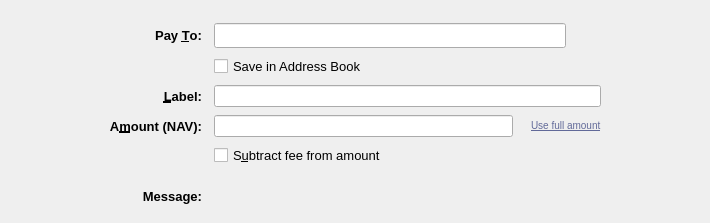
navcoin/navcoin-core, file src/qt/forms/sendcoinsentry.ui: the form before one commit.
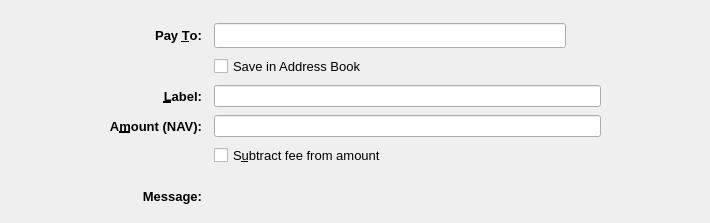
The form after the commit. Icons and pictures are not drawn. Custom widgets are drawn as their Qt base class.

Commit message: gui: relocation of use full amount button

Patch:
```diff
--- a/src/qt/forms/sendcoinsentry.ui
+++ b/src/qt/forms/sendcoinsentry.ui
@@ -186,7 +186,7 @@
      </widget>
     </item>
     <item row="6" column="2">
-     <layout class="QHBoxLayout" name="horizontalLayoutAmount" stretch="0,0">
+     <layout class="QHBoxLayout" name="horizontalLayoutAmount" stretch="0">
       <item>
        <widget class="NavCoinAmountField" name="payAmount">
         <property name="sizePolicy">
@@ -200,26 +200,6 @@
         </property>
        </widget>
       </item>
-      <item>
-       <widget class="QPushButton" name="fullAmountBtn">
-        <property name="font">
-         <font>
-          <pointsize>-1</pointsize>
-          <italic>false</italic>
-          <underline>true</underline>
-         </font>
-        </property>
-        <property name="cursor">
-         <cursorShape>PointingHandCursor</cursorShape>
-        </property>
-        <property name="styleSheet">
-         <string notr="true">border:0;background-color:none;text-align:left;margin: 0px; text-transform: none; color: #616998; font-size: 10px; font-weight: none; text-decoration:underline; margin-left: 18px</string>
-        </property>
-        <property name="text">
-         <string>Use full amount</string>
-        </property>
-       </widget>
-      </item>
      </layout>
     </item>
     <item row="13" column="1">
```
The commit also changes 5 other files.
